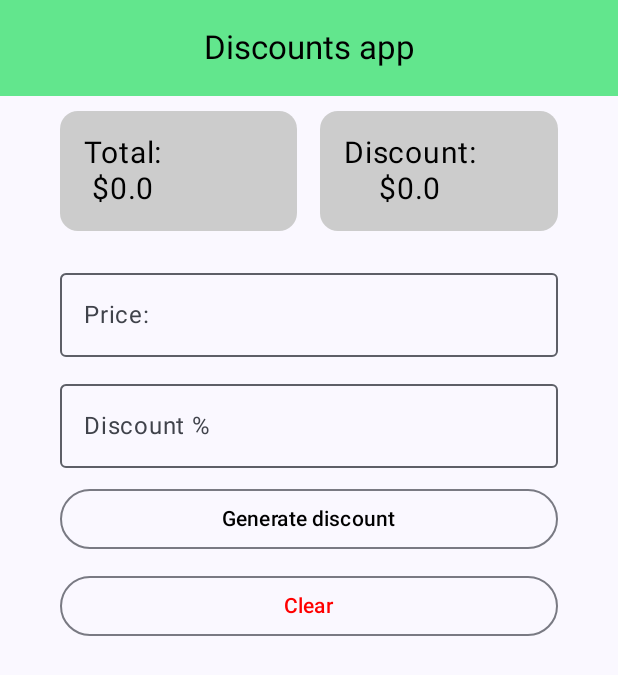
After one commit to jamirou/DiscountsApp, an Android app built with Jetpack Compose: the composable HomeView3 shown on its own in the app's theme, on a phone screen of 412 x 824 dp. The commit adds this screen. Shown: the top 675 px of the screen. Run offline under Robolectric (Android 15) with nearby library versions, the light colour scheme and no system bars.

Commit message:
fixing bugs

```diff
--- a/app/src/main/java/com/jamirodev/discountsapp/MainActivity.kt
+++ b/app/src/main/java/com/jamirodev/discountsapp/MainActivity.kt
@@ -14,13 +14,15 @@ import androidx.compose.ui.tooling.preview.Preview
 import com.jamirodev.discountsapp.ui.theme.DiscountsAppTheme
 import com.jamirodev.discountsapp.viewModels.OperationViewModel1
 import com.jamirodev.discountsapp.viewModels.OperationViewModel2
+import com.jamirodev.discountsapp.viewModels.OperationViewModel3
 import com.jamirodev.discountsapp.views.HomeView
 import com.jamirodev.discountsapp.views.HomeView2
+import com.jamirodev.discountsapp.views.HomeView3
 
 class MainActivity : ComponentActivity() {
     override fun onCreate(savedInstanceState: Bundle?) {
         super.onCreate(savedInstanceState)
-        val viewModel: OperationViewModel2 by viewModels()
+        val viewModel: OperationViewModel3 by viewModels()
         setContent {
             DiscountsAppTheme {
                 // A surface container using the 'background' color from the theme
@@ -28,7 +30,7 @@ class MainActivity : ComponentActivity() {
                     modifier = Modifier.fillMaxSize(),
                     color = MaterialTheme.colorScheme.background
                 ) {
-                    HomeView2(viewModel)
+                    HomeView3(viewModel)
                 }
             }
         }
--- /dev/null
+++ b/app/src/main/java/com/jamirodev/discountsapp/model/CalculateState.kt
@@ -0,0 +1,9 @@
+package com.jamirodev.discountsapp.model
+
+data class CalculateState(
+    val price: String = "",
+    val discount: String = "",
+    val priceDiscount: Double = 0.0,
+    val totalDiscount: Double = 0.0,
+    val showAlert: Boolean = false
+)
--- a/app/src/main/java/com/jamirodev/discountsapp/viewModels/OperationViewModel3.kt
+++ b/app/src/main/java/com/jamirodev/discountsapp/viewModels/OperationViewModel3.kt
@@ -1,4 +1,19 @@
 package com.jamirodev.discountsapp.viewModels
 
-class OperationViewModel3 {
+import androidx.compose.runtime.getValue
+import androidx.compose.runtime.mutableStateOf
+import androidx.compose.runtime.setValue
+import androidx.lifecycle.ViewModel
+import com.jamirodev.discountsapp.model.CalculateState
+
+class OperationViewModel3: ViewModel() {
+    var state by mutableStateOf(CalculateState())
+        private set
+
+    fun onValue(value: String, text:String) {
+        when(text) {
+            "price" -> state = state.copy(price = value)
+            "discount" -> state = state.copy(discount = value)
+        }
+    }
 }
--- /dev/null
+++ b/app/src/main/java/com/jamirodev/discountsapp/views/HomeView3.kt
@@ -0,0 +1,86 @@
+package com.jamirodev.discountsapp.views
+
+
+import androidx.compose.foundation.layout.Column
+import androidx.compose.foundation.layout.PaddingValues
+import androidx.compose.foundation.layout.fillMaxSize
+import androidx.compose.foundation.layout.padding
+import androidx.compose.material3.CenterAlignedTopAppBar
+import androidx.compose.material3.ExperimentalMaterial3Api
+import androidx.compose.material3.Scaffold
+import androidx.compose.material3.Text
+import androidx.compose.material3.TopAppBarDefaults
+import androidx.compose.runtime.Composable
+import androidx.compose.runtime.getValue
+import androidx.compose.runtime.mutableStateOf
+import androidx.compose.runtime.remember
+import androidx.compose.runtime.setValue
+import androidx.compose.ui.Alignment
+import androidx.compose.ui.Modifier
+import androidx.compose.ui.graphics.Color
+import androidx.compose.ui.unit.dp
+import com.jamirodev.discountsapp.components.Alert
+import com.jamirodev.discountsapp.components.Cards
+import com.jamirodev.discountsapp.components.MainButton
+import com.jamirodev.discountsapp.components.MainTextField
+import com.jamirodev.discountsapp.components.SpaceH
+import com.jamirodev.discountsapp.ui.theme.Primary
+import com.jamirodev.discountsapp.viewModels.OperationViewModel1
+import com.jamirodev.discountsapp.viewModels.OperationViewModel2
+import com.jamirodev.discountsapp.viewModels.OperationViewModel3
+
+@OptIn(ExperimentalMaterial3Api::class)
+@Composable
+fun HomeView3(viewModel3: OperationViewModel3) {
+    Scaffold(topBar = {
+        CenterAlignedTopAppBar(
+            title = { Text(text = "Discounts app", color = Color.Black) },
+            colors = TopAppBarDefaults.centerAlignedTopAppBarColors(
+                containerColor = Primary
+            )
+        )
+    }) {
+        ContentHomeView3(it, viewModel3)
+    }
+}
+
+@Composable
+fun ContentHomeView3(paddingValues: PaddingValues, viewModel3: OperationViewModel3) {
+    Column(
+        modifier = Modifier
+            .padding(paddingValues)
+            .padding(10.dp)
+            .fillMaxSize(),
+        //verticalArrangement = Arrangement.Center,
+        horizontalAlignment = Alignment.CenterHorizontally
+    ) {
+
+        val state = viewModel3.state
+
+        Cards(
+            title1 = "Total:",
+            number1 = state.totalDiscount,
+            title2 = "Discount:",
+            number2 = state.priceDiscount)
+
+        SpaceH(20.dp)
+        MainTextField(value = state.price, onValueChange = { viewModel3.onValue(it, "price") }, label = "Price:")
+        SpaceH()
+        MainTextField(value = state.discount, onValueChange = { viewModel3.onValue(it, "discount")}, label = "Discount %")
+        SpaceH(10.dp)
+        MainButton(text = "Generate discount", color = Color.Black) {
+
+        }
+        SpaceH()
+        MainButton(text = "Clear", color = Color.Red) {
+
+        }
+
+        if (state.showAlert) {
+            Alert(title = "Alert",
+                message = "Must fill the fields to continue",
+                confirmText = "ok",
+                onConfirmClick = {  }) { }
+        }
+    }
+}
```
